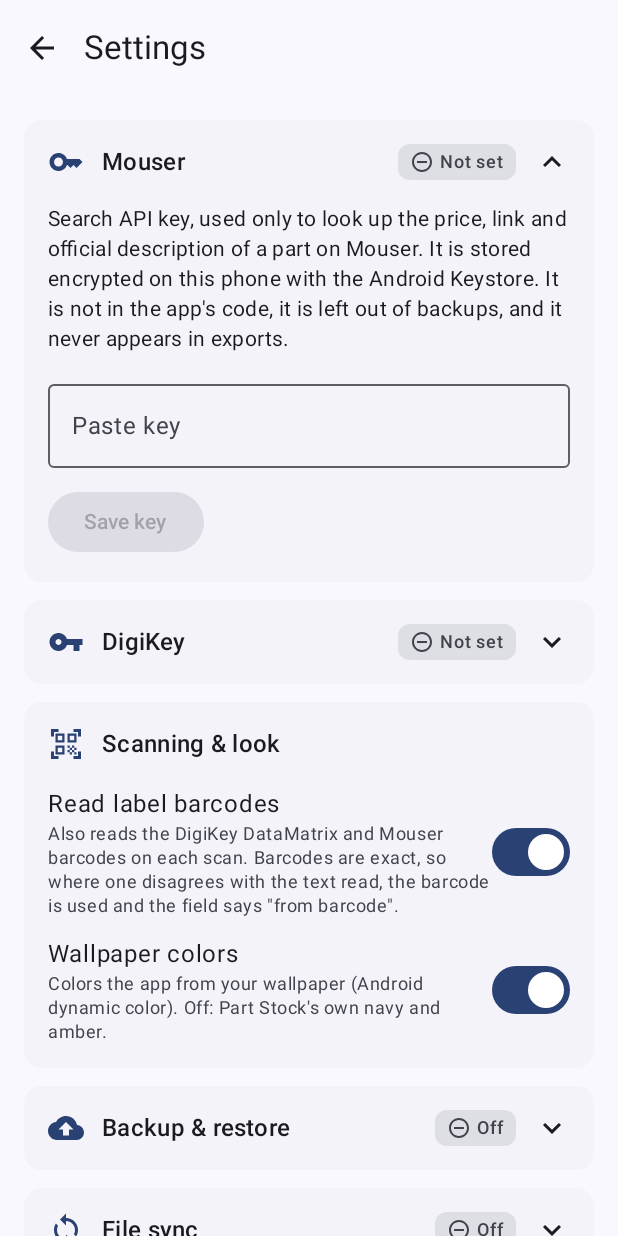
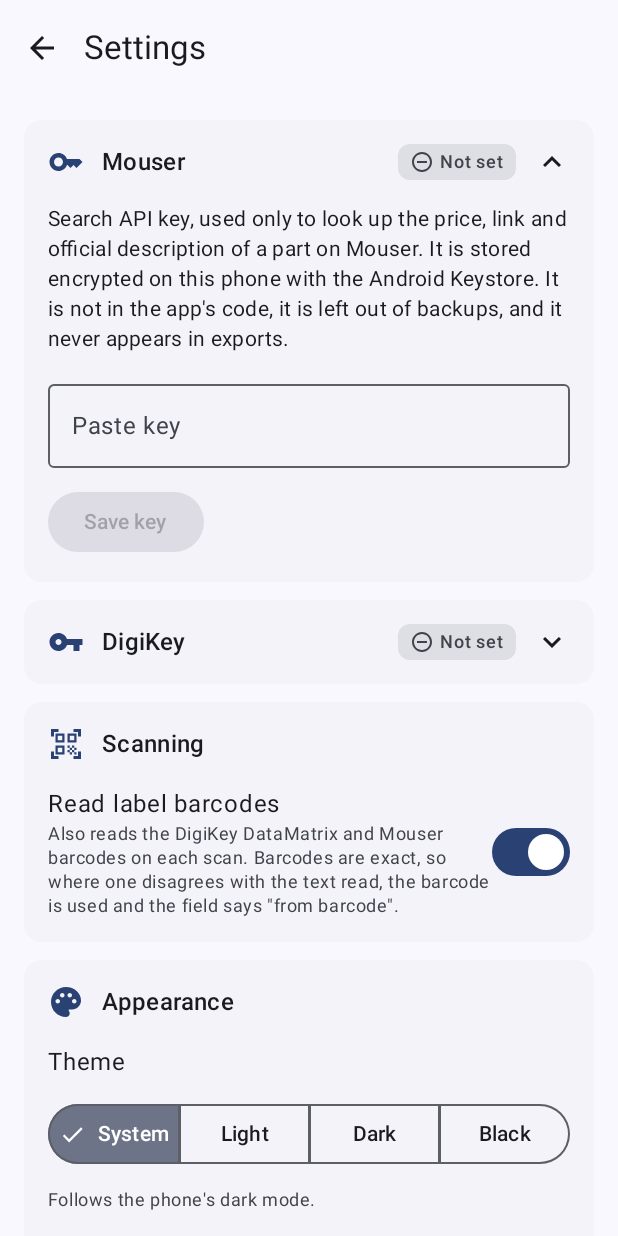
Before and after one commit to nostadkar/part-stock, an Android app built with Jetpack Compose: the screen it shows after launch (MainActivity), after a tap on "Settings", on a phone screen of 412 x 824 dp. Run offline under Robolectric (Android 15) with nearby library versions, the phone set to English and light mode, and no system bars; libraries missing offline, so code that uses them is left out: androidx.camera.core, androidx.camera.lifecycle, androidx.camera.view, com.google.mlkit.vision; pictures from the network do not load; 4 statements that could not run were skipped; 1 other tap on this screen came first.

Commit message:
Fix #45: theme picker (System / Light / Dark / Black) and matching system bar icons
Settings gets an Appearance card with Theme (System, Light, Dark, Black) and the
existing Wallpaper colors switch (moved from "Scanning & look", now "Scanning").
The choice is stored in Prefs and applied at once through AppTheme.mode. Black puts
the dark scheme (brand navy/amber, or wallpaper accents) on #000000 with stepped
containers and brighter outlines. Status/navigation bar icon styles are re-applied
with enableEdgeToEdge(SystemBarStyle...) whenever the app's dark/light flips, so a
forced theme no longer leaves dark icons on a dark bar. Splash and window themes
are unchanged. ThemeMode in parse/ with tests, including contrast of low-stock red,
amber and green on black.

Co-Authored-By: Claude Opus 5.5 <noreply@anthropic.com>
Claude-Session: https://claude.ai/code/session_01Hp4ti3raLgcWLoReaeCFDw

```diff
--- a/app/src/main/java/com/partstock/scanner/MainActivity.kt
+++ b/app/src/main/java/com/partstock/scanner/MainActivity.kt
@@ -6,9 +6,11 @@ import android.os.Build
 import android.os.Bundle
 import android.os.StrictMode
 import android.widget.Toast
+import android.graphics.Color as AndroidColor
 import androidx.activity.ComponentActivity
 import androidx.activity.compose.BackHandler
 import androidx.activity.compose.setContent
+import androidx.activity.SystemBarStyle
 import androidx.activity.enableEdgeToEdge
 import androidx.core.splashscreen.SplashScreen.Companion.installSplashScreen
 import androidx.compose.animation.AnimatedContent
@@ -83,6 +85,7 @@ import androidx.compose.runtime.mutableStateOf
 import androidx.compose.runtime.remember
 import androidx.compose.runtime.setValue
 import androidx.compose.ui.platform.LocalContext
+import com.partstock.scanner.parse.ThemeMode
 import com.partstock.scanner.parse.LabelBarcode
 import com.partstock.scanner.parse.LabelCodes
 import com.partstock.scanner.parse.Locations
@@ -103,6 +106,7 @@ class MainActivity : ComponentActivity() {
         enableEdgeToEdge()
         val prefs = Prefs(this)
         AppTheme.dynamicColor = prefs.dynamicColor
+        AppTheme.mode = ThemeMode.parse(prefs.themeMode)
         val db = InventoryDb(applicationContext)
         val secrets = SecretStore(applicationContext)
         db.onChanged = {
@@ -498,13 +502,30 @@ private fun AnimatedContentTransitionScope<Screen>.screenTransition(reduceMotion
 
 @Composable
 private fun PartStockTheme(content: @Composable () -> Unit) {
-    val dark = isSystemInDarkTheme()
+    val mode = AppTheme.mode
+    val dark = mode.isDark(isSystemInDarkTheme())
     val context = LocalContext.current
-    val scheme = when {
+    val base = when {
         AppTheme.dynamicColor && Build.VERSION.SDK_INT >= Build.VERSION_CODES.S ->
             if (dark) dynamicDarkColorScheme(context) else dynamicLightColorScheme(context)
         dark -> BrandColors.dark
         else -> BrandColors.light
     }
+    val scheme = if (mode.isBlack()) BrandColors.black(base) else base
+    // Status- and navigation-bar icons follow the app's theme, not the phone's dark mode (they differ when the theme
+    // is forced in Settings → Appearance). Re-applied whenever it flips.
+    val activity = context as? ComponentActivity
+    LaunchedEffect(activity, dark) {
+        activity?.enableEdgeToEdge(
+            statusBarStyle = if (dark) SystemBarStyle.dark(AndroidColor.TRANSPARENT)
+            else SystemBarStyle.light(AndroidColor.TRANSPARENT, AndroidColor.TRANSPARENT),
+            navigationBarStyle = if (dark) SystemBarStyle.dark(NAV_SCRIM_DARK)
+            else SystemBarStyle.light(NAV_SCRIM_LIGHT, NAV_SCRIM_DARK),
+        )
+    }
     MaterialTheme(colorScheme = scheme, content = content)
 }
+
+/** The scrims enableEdgeToEdge() uses behind 3-button navigation by default. */
+private val NAV_SCRIM_LIGHT = AndroidColor.argb(0xE6, 0xFF, 0xFF, 0xFF)
+private val NAV_SCRIM_DARK = AndroidColor.argb(0x80, 0x1B, 0x1B, 0x1B)
--- a/app/src/main/java/com/partstock/scanner/Prefs.kt
+++ b/app/src/main/java/com/partstock/scanner/Prefs.kt
@@ -131,4 +131,9 @@ class Prefs(context: Context) {
     var inventoryView: String
         get() = sp.getString("inventoryView", "LIST") ?: "LIST"
         set(v) = sp.edit().putString("inventoryView", v).apply()
+
+    /** Settings → Appearance → Theme: a ThemeMode name (System, Light, Dark, Black). */
+    var themeMode: String
+        get() = sp.getString("themeMode", "SYSTEM") ?: "SYSTEM"
+        set(v) = sp.edit().putString("themeMode", v).apply()
 }
--- a/app/src/main/java/com/partstock/scanner/SettingsScreen.kt
+++ b/app/src/main/java/com/partstock/scanner/SettingsScreen.kt
@@ -21,6 +21,7 @@ import androidx.compose.material.icons.automirrored.filled.ArrowBack
 import androidx.compose.material.icons.filled.Backup
 import androidx.compose.material.icons.filled.Info
 import androidx.compose.material.icons.filled.Key
+import androidx.compose.material.icons.filled.Palette
 import androidx.compose.material.icons.filled.QrCodeScanner
 import androidx.compose.material.icons.filled.Sync
 import androidx.compose.material.icons.filled.VpnKey
@@ -35,6 +36,9 @@ import androidx.compose.material3.MaterialTheme
 import androidx.compose.material3.OutlinedButton
 import androidx.compose.material3.OutlinedTextField
 import androidx.compose.material3.Scaffold
+import androidx.compose.material3.SegmentedButton
+import androidx.compose.material3.SegmentedButtonDefaults
+import androidx.compose.material3.SingleChoiceSegmentedButtonRow
 import androidx.compose.material3.Switch
 import androidx.compose.material3.Text
 import androidx.compose.material3.TopAppBar
@@ -50,6 +54,7 @@ import androidx.compose.runtime.setValue
 import androidx.compose.ui.Alignment
 import androidx.compose.ui.Modifier
 import androidx.compose.foundation.selection.selectable
+import com.partstock.scanner.parse.ThemeMode
 import com.partstock.scanner.parse.InventoryCsv
 import com.partstock.scanner.parse.SettingsStatus
 import com.partstock.scanner.parse.SyncStatus
@@ -319,7 +324,7 @@ fun SettingsScreen(secrets: SecretStore, db: InventoryDb, prefs: Prefs, onDone:
                 dkStatus?.let { StatusLine(it) }
             }
 
-            SettingsCard("scanning", Icons.Filled.QrCodeScanner, "Scanning & look", prefs, collapsible = false) {
+            SettingsCard("scanning", Icons.Filled.QrCodeScanner, "Scanning", prefs, collapsible = false) {
                 Row(
                     verticalAlignment = Alignment.CenterVertically,
                     // The whole row toggles, so TalkBack reads the title with the switch and the target is big.
@@ -339,6 +344,33 @@ fun SettingsScreen(secrets: SecretStore, db: InventoryDb, prefs: Prefs, onDone:
                     }
                     Switch(checked = readBarcodes, onCheckedChange = null)
                 }
+            }
+
+            SettingsCard("appearance", Icons.Filled.Palette, "Appearance", prefs, collapsible = false) {
+                Text("Theme", style = MaterialTheme.typography.bodyLarge)
+                val modes = ThemeMode.entries
+                SingleChoiceSegmentedButtonRow(Modifier.fillMaxWidth()) {
+                    modes.forEachIndexed { i, m ->
+                        SegmentedButton(
+                            selected = AppTheme.mode == m,
+                            onClick = {
+                                AppTheme.mode = m
+                                prefs.themeMode = m.name
+                            },
+                            shape = SegmentedButtonDefaults.itemShape(i, modes.size),
+                        ) { Text(m.label, maxLines = 1) }
+                    }
+                }
+                Text(
+                    when (AppTheme.mode) {
+                        ThemeMode.SYSTEM -> "Follows the phone's dark mode."
+                        ThemeMode.LIGHT -> "Always light."
+                        ThemeMode.DARK -> "Always dark, e.g. in the workshop at night."
+                        else -> "True black backgrounds: saves power on OLED screens."
+                    },
+                    style = MaterialTheme.typography.bodySmall,
+                    color = MaterialTheme.colorScheme.onSurfaceVariant,
+                )
                 if (android.os.Build.VERSION.SDK_INT >= android.os.Build.VERSION_CODES.S) {
                     Row(
                         verticalAlignment = Alignment.CenterVertically,
--- /dev/null
+++ b/app/src/main/java/com/partstock/scanner/parse/ThemeMode.java
@@ -0,0 +1,35 @@
+package com.partstock.scanner.parse;
+
+/** Settings → Appearance → Theme (#45): follow the phone, or force light, dark or true black (OLED). */
+public enum ThemeMode {
+    SYSTEM("System"),
+    LIGHT("Light"),
+    DARK("Dark"),
+    BLACK("Black");
+
+    public final String label;
+
+    ThemeMode(String label) {
+        this.label = label;
+    }
+
+    /** Whether the app draws dark, given the phone's dark-mode setting. */
+    public boolean isDark(boolean systemDark) {
+        switch (this) {
+            case LIGHT: return false;
+            case DARK:
+            case BLACK: return true;
+            default: return systemDark;
+        }
+    }
+
+    /** True-black surfaces (only in Black). */
+    public boolean isBlack() {
+        return this == BLACK;
+    }
+
+    public static ThemeMode parse(String name) {
+        if (name != null) for (ThemeMode m : values()) if (m.name().equals(name)) return m;
+        return SYSTEM;
+    }
+}
```
Also changed, not shown: app/src/main/java/com/partstock/scanner/BrandColors.kt (+25 -0 lines), 2 other files.
